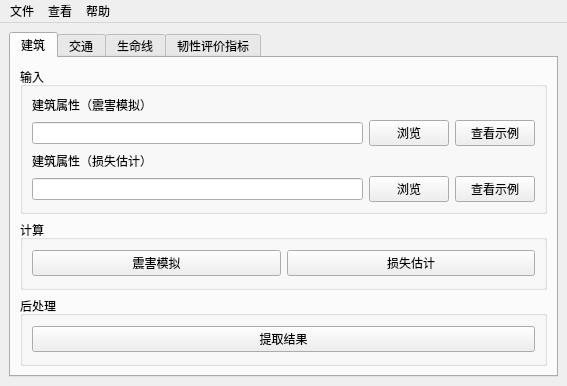
Old version of the form GUI/main_window.ui in the repository EnchantedCJ/thu_resilience.
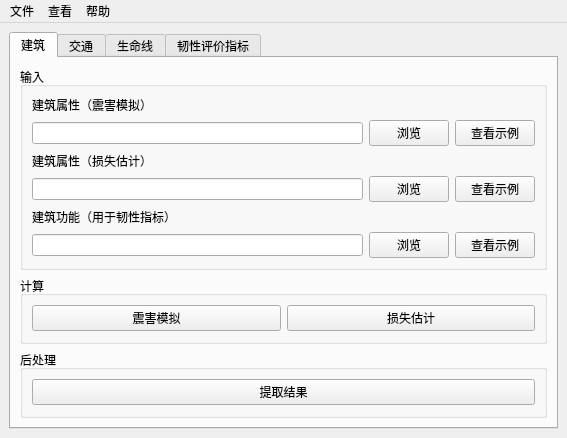
New version of the form.

Commit message: 完善建筑模块

What changed in the file:
```diff
--- a/GUI/main_window.ui
+++ b/GUI/main_window.ui
@@ -89,6 +89,34 @@
                </item>
               </layout>
              </item>
+             <item>
+              <widget class="QLabel" name="label_4">
+               <property name="text">
+                <string>建筑功能（用于韧性指标）</string>
+               </property>
+              </widget>
+             </item>
+             <item>
+              <layout class="QHBoxLayout" name="horizontalLayout_10">
+               <item>
+                <widget class="QLineEdit" name="lineEdit_blg_func"/>
+               </item>
+               <item>
+                <widget class="QPushButton" name="pushButton_blg_funcOpen">
+                 <property name="text">
+                  <string>浏览</string>
+                 </property>
+                </widget>
+               </item>
+               <item>
+                <widget class="QPushButton" name="pushButton_blg_funcDemo">
+                 <property name="text">
+                  <string>查看示例</string>
+                 </property>
+                </widget>
+               </item>
+              </layout>
+             </item>
             </layout>
            </widget>
           </item>
```
The commit also changes 44 other files.
